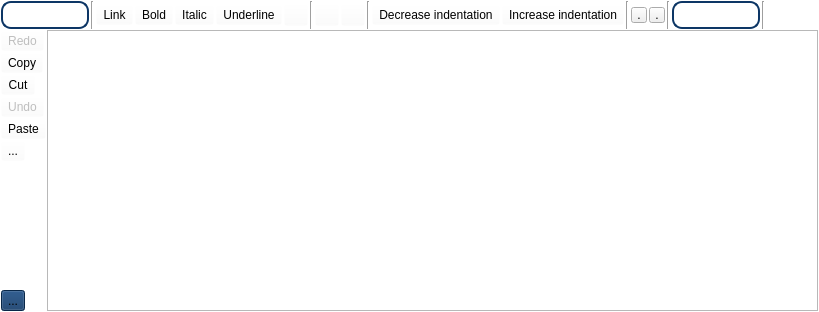
The window that mrichtextedit.ui (PeteCastle/SoftwareDesignCaseStudy) describes before a commit, drawn with Qt 5.
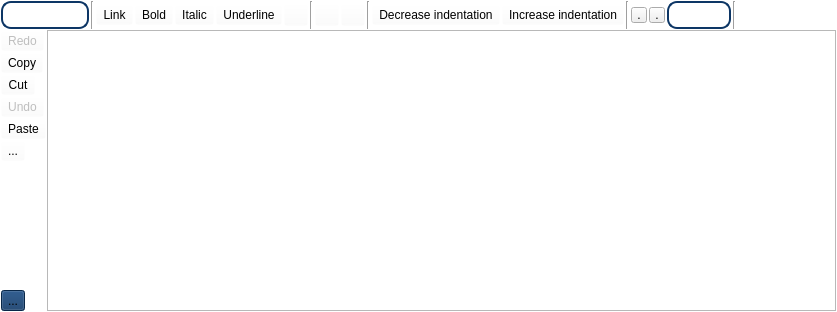
The same window after the commit. Icons and pictures are not drawn. Custom widgets are drawn as their Qt base class.

What changed in the file:
```diff
--- a/mrichtextedit.ui
+++ b/mrichtextedit.ui
@@ -608,13 +608,6 @@
         </property>
        </widget>
       </item>
-      <item>
-       <widget class="Line" name="line">
-        <property name="orientation">
-         <enum>Qt::Vertical</enum>
-        </property>
-       </widget>
-      </item>
       <item>
        <widget class="QComboBox" name="f_fontsize">
         <property name="focusPolicy">
@@ -629,13 +622,14 @@
     border: 2px solid gray;
     border-radius: 10px;
     border-color: rgb(13, 54, 101);
-     padding:4px 20px 4px 4px;
+    padding:4px 0 4px 0 ;
     background: white;
     selection-background-color: darkgray;
 }
 QComboBox::drop-down 
 {
     border: 0px;
+padding: 0 0 0 0;
 }
 QComboBox::down-arrow{
 
@@ -661,9 +655,12 @@
         <property name="orientation">
          <enum>Qt::Horizontal</enum>
         </property>
+        <property name="sizeType">
+         <enum>QSizePolicy::Fixed</enum>
+        </property>
         <property name="sizeHint" stdset="0">
          <size>
-          <width>40</width>
+          <width>100</width>
           <height>20</height>
          </size>
         </property>
```
Left out of the diff: 54 changed lines with no effect on the pictures.
